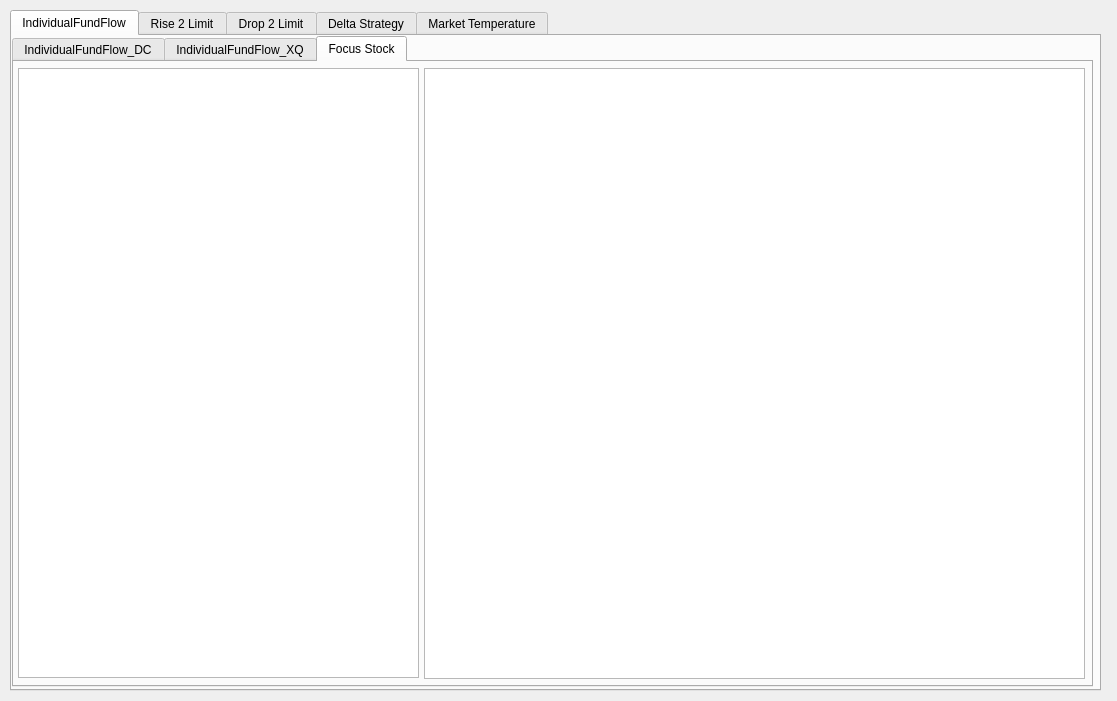
Before: the Qt Designer form StockTip/form.ui in Ruffia/ADRHis, drawn with Qt 5.
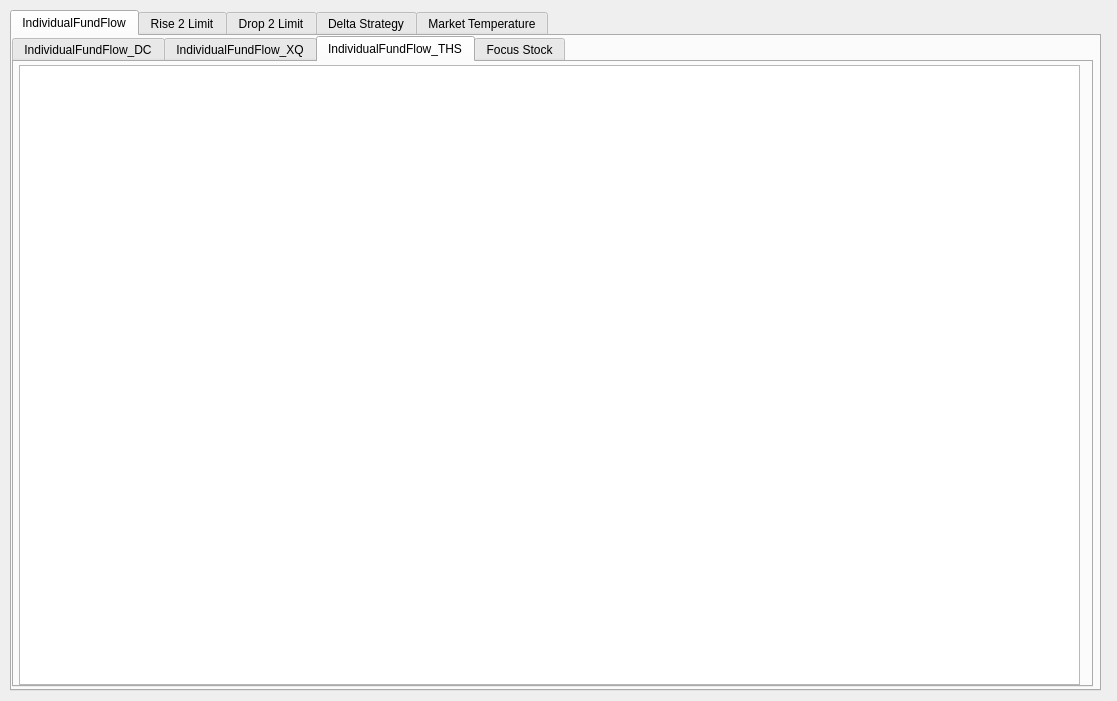
After: the same form once the commit is applied. The open tabs and pages were chosen to show the change.

Commit message: 怎么同花顺数据的显示

The edit to the form file:
```diff
--- a/StockTip/form.ui
+++ b/StockTip/form.ui
@@ -71,6 +71,21 @@
        </property>
       </widget>
      </widget>
+     <widget class="QWidget" name="m_tabIndividualFundFlow_THS">
+      <attribute name="title">
+       <string>IndividualFundFlow_THS</string>
+      </attribute>
+      <widget class="QTableView" name="m_tableViewIndividualFundFlow_THS">
+       <property name="geometry">
+        <rect>
+         <x>5</x>
+         <y>3</y>
+         <width>1061</width>
+         <height>620</height>
+        </rect>
+       </property>
+      </widget>
+     </widget>
      <widget class="QWidget" name="m_tabFocusStockDeviate">
       <attribute name="title">
        <string>Focus Stock</string>
```
Left out of the diff: 6 changed lines with no effect on the pictures. The commit also changes 2 other files.
